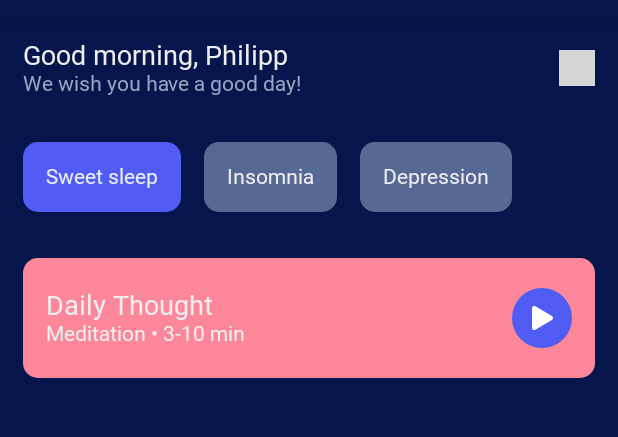
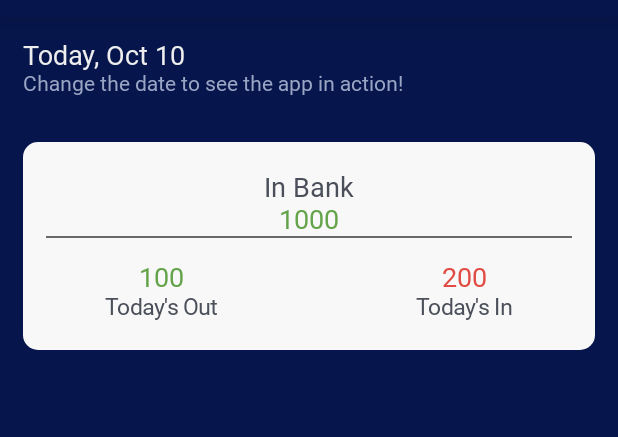
Before and after one commit to clmnin/setu-free-your-data, an Android app built with Jetpack Compose: the composable HomeScreen called with empty values, on a phone screen of 412 x 824 dp, the part 67-504 px from its top. Run offline under Robolectric (Android 15) with nearby library versions, the phone set to English and light mode, and no system bars; our stand-ins replace Dagger/Hilt's generated code; Roboto replaces fonts that are not available here; grey boxes are pictures that could not be loaded.

Commit message:
feat app HomeScreen Bank card

```diff
--- a/easyLedger/app/src/main/java/software/sauce/easyledger/cache/dao/CompanyDao.kt
+++ b/easyLedger/app/src/main/java/software/sauce/easyledger/cache/dao/CompanyDao.kt
@@ -2,7 +2,6 @@ package software.sauce.easyledger.cache.dao
 
 import androidx.room.*
 import kotlinx.coroutines.flow.Flow
-import software.sauce.easyledger.cache.model.entities.AA.FiDeposit.BankTransactionLineEntity
 import software.sauce.easyledger.cache.model.entities.CompanyEntity
 import software.sauce.easyledger.cache.model.entities.LedgerEntity
 import software.sauce.easyledger.cache.model.entities.relation.CompanyWithAA
--- a/easyLedger/app/src/main/java/software/sauce/easyledger/cache/model/entities/relation/CompanyWithAA.kt
+++ b/easyLedger/app/src/main/java/software/sauce/easyledger/cache/model/entities/relation/CompanyWithAA.kt
@@ -4,6 +4,7 @@ import androidx.room.Embedded
 import androidx.room.Relation
 import software.sauce.easyledger.cache.model.entities.AA.AAAccountEntity
 import software.sauce.easyledger.cache.model.entities.CompanyEntity
+import software.sauce.easyledger.cache.model.entities.LedgerEntity
 
 data class CompanyWithAA (
     @Embedded
@@ -13,5 +14,12 @@ data class CompanyWithAA (
         parentColumn = "aa_uuid",
         entityColumn = "uuid"
     )
-    val aa: AAWithFi?
+    val aa: AAWithFi?,
+
+    @Relation(
+        entity = LedgerEntity::class,
+        parentColumn = "uuid",
+        entityColumn = "owner"
+    )
+    val ledger: List<LedgerEntity>?
 )
--- a/easyLedger/app/src/main/java/software/sauce/easyledger/cache/model/entities/relation/FiDepositWithTransactions.kt
+++ b/easyLedger/app/src/main/java/software/sauce/easyledger/cache/model/entities/relation/FiDepositWithTransactions.kt
@@ -20,5 +20,5 @@ data class FiDepositWithTransactions(
             entityColumn = "bank_trans_uuid"
         )
     )
-    val transactions: List<BankTransactionLineEntity>
+    var transactions: List<BankTransactionLineEntity>
 )
--- a/easyLedger/app/src/main/java/software/sauce/easyledger/network/model/Ledger.kt
+++ b/easyLedger/app/src/main/java/software/sauce/easyledger/network/model/Ledger.kt
@@ -1,9 +1,6 @@
 package software.sauce.easyledger.network.model
 
-import androidx.room.ColumnInfo
-import androidx.room.PrimaryKey
 import com.google.gson.annotations.SerializedName
-import java.util.*
 
 data class Ledger(
     @SerializedName("id")
--- a/easyLedger/app/src/main/java/software/sauce/easyledger/network/model/LedgerResponse.kt
+++ b/easyLedger/app/src/main/java/software/sauce/easyledger/network/model/LedgerResponse.kt
@@ -1,7 +1,6 @@
 package software.sauce.easyledger.network.model
 
 import com.google.gson.annotations.SerializedName
-import software.sauce.easyledger.network.model.AA.BankTransactionLine
 
 data class LedgerResponse(
     @SerializedName("data")
--- a/easyLedger/app/src/main/java/software/sauce/easyledger/presentation/theme/Color.kt
+++ b/easyLedger/app/src/main/java/software/sauce/easyledger/presentation/theme/Color.kt
@@ -2,6 +2,11 @@ package software.sauce.easyledger.presentation.theme
 
 import androidx.compose.ui.graphics.Color
 
+val colorPrimary = Color(0xFF1BA57B)
+val Gray = Color(0xFF4B4F5A)
+val DarkGray = Color(0xFF54555A)
+val LightGray = Color(0xFF696969)
+val GhostWhite = Color(0xFFF8F8F8)
 val Purple200 = Color(0xFFBB86FC)
 val Purple500 = Color(0xFF6200EE)
 val Purple700 = Color(0xFF3700B3)
@@ -21,6 +26,8 @@ val Beige3 = Color(0xfff9a27b)
 val LightGreen1 = Color(0xff54e1b6)
 val LightGreen2 = Color(0xff36ddab)
 val LightGreen3 = Color(0xff11d79b)
+val CurrencyGreen = Color(0xff63a349)
+val CurrencyRed = Color(0xffe04b43)
 val BlueViolet1 = Color(0xffaeb4fd)
 val BlueViolet2 = Color(0xff9fa5fe)
 val BlueViolet3 = Color(0xff8f98fd)
--- a/easyLedger/app/src/main/java/software/sauce/easyledger/presentation/theme/Type.kt
+++ b/easyLedger/app/src/main/java/software/sauce/easyledger/presentation/theme/Type.kt
@@ -37,5 +37,11 @@ val Typography = Typography(
         fontFamily = gothicA1,
         fontWeight = FontWeight.Bold,
         fontSize = 18.sp
-    )
+    ),
+    h3 = TextStyle(
+        color = TextWhite,
+        fontFamily = gothicA1,
+        fontWeight = FontWeight.Bold,
+        fontSize = 15.sp
+    ),
 )
--- a/easyLedger/app/src/main/java/software/sauce/easyledger/presentation/ui/home/CompanyViewModel.kt
+++ b/easyLedger/app/src/main/java/software/sauce/easyledger/presentation/ui/home/CompanyViewModel.kt
@@ -55,13 +55,14 @@ constructor(
             if (companyUUID != null) {
                 val companyAAStream = companyDao.getStreamAA(companyUUID)
                 try {
-                    companyAAStream.collectLatest {
-                        it.aa?.deposit?.transactions?.let { t -> _companyBankTransactions.emit(t) }
-                        val totalCredit = it.aa?.deposit?.transactions?.map { if (it.transaType == "CREDIT") it.amount else 0 }?.sum()
-                        val totalDebit = it.aa?.deposit?.transactions?.map { if (it.transaType == "DEBIT") it.amount else 0 }?.sum()
-                        val totalFT = it.aa?.deposit?.transactions?.map { if (it.mode == "FT") it.amount else 0 }?.sum()
-                        val totalUPI = it.aa?.deposit?.transactions?.map { if (it.mode == "UPI") it.amount else 0 }?.sum()
-                        val totalOTHER = it.aa?.deposit?.transactions?.map { if (it.mode == "OTHER") it.amount else 0 }?.sum()
+                    companyAAStream.collectLatest { companyWithAAandLedger ->
+                        // sort bank transaction
+                        val bankTransaction = companyWithAAandLedger.aa?.deposit?.transactions?.sortedByDescending { it.transactionTimestamp }
+                        val totalCredit = bankTransaction?.map { if (it.transaType == "CREDIT") it.amount else 0 }?.sum()
+                        val totalDebit = bankTransaction?.map { if (it.transaType == "DEBIT") it.amount else 0 }?.sum()
+                        val totalFT = bankTransaction?.map { if (it.mode == "FT") it.amount else 0 }?.sum()
+                        val totalUPI = bankTransaction?.map { if (it.mode == "UPI") it.amount else 0 }?.sum()
+                        val totalOTHER = bankTransaction?.map { if (it.mode == "OTHER") it.amount else 0 }?.sum()
                     }
                 } catch (e: Exception) {
                     FirebaseCrashlytics.getInstance().recordException(e)
--- a/easyLedger/app/src/main/java/software/sauce/easyledger/presentation/ui/home/HomeScreen.kt
+++ b/easyLedger/app/src/main/java/software/sauce/easyledger/presentation/ui/home/HomeScreen.kt
@@ -1,18 +1,15 @@
 package software.sauce.easyledger.presentation.ui.home
 
 import androidx.compose.foundation.background
-import androidx.compose.foundation.clickable
 import androidx.compose.foundation.layout.*
-import androidx.compose.foundation.lazy.LazyRow
-import androidx.compose.foundation.shape.CircleShape
 import androidx.compose.foundation.shape.RoundedCornerShape
 import androidx.compose.material.*
-import androidx.compose.runtime.*
+import androidx.compose.runtime.Composable
+import androidx.compose.runtime.collectAsState
 import androidx.compose.ui.Alignment
 import androidx.compose.ui.Modifier
 import androidx.compose.ui.draw.clip
 import androidx.compose.ui.graphics.Color
-import androidx.compose.ui.res.painterResource
 import androidx.compose.ui.res.stringResource
 import androidx.compose.ui.unit.dp
 import software.sauce.easyledger.R
@@ -60,81 +57,43 @@ fun HomeScreenComponents() {
             .fillMaxSize()
     ) {
         Column {
-            GreetingSection()
-            ChipSection(chips = listOf("Sweet sleep", "Insomnia", "Depression"))
-            CurrentMeditation()
+            DateSelector()
+            BankBalanceComponent()
         }
     }
 }
 
 @Composable
-fun GreetingSection(
-    name: String = "Philipp"
+fun DateSelector(
+    date: String = "Oct 10"
 ) {
-    Row(
-        horizontalArrangement = Arrangement.SpaceBetween,
-        verticalAlignment = Alignment.CenterVertically,
+    Column(
+        verticalArrangement = Arrangement.Center,
         modifier = Modifier
             .fillMaxWidth()
             .padding(15.dp)
     ) {
-        Column(
-            verticalArrangement = Arrangement.Center
-        ) {
         Text(
-                text = "Good morning, $name",
+            text = "Today, $date",
             style = MaterialTheme.typography.h2
         )
         Text(
-                text = "We wish you have a good day!",
+            text = "Change the date to see the app in action!",
             style = MaterialTheme.typography.body1
-            )
-        }
-        Icon(
-            painter = painterResource(id = software.sauce.easyledger.R.drawable.ic_search),
-            contentDescription = "Search",
-            tint = Color.White,
-            modifier = Modifier.size(24.dp)
         )
     }
 }
 
 @Composable
-fun ChipSection(
-    chips: List<String>
+fun BankBalanceComponent(
+    color: Color = GhostWhite,
+    bankBalance: Int = 1000,
+    todayIn: String = "100",
+    todayOut: String = "200"
 ) {
-    var selectedChipIndex by remember {
-        mutableStateOf(0)
-    }
-    LazyRow {
-        items(chips.size) {
-            Box(
-                contentAlignment = Alignment.Center,
-                modifier = Modifier
-                    .padding(start = 15.dp, top = 15.dp, bottom = 15.dp)
-                    .clickable {
-                        selectedChipIndex = it
-                    }
-                    .clip(RoundedCornerShape(10.dp))
-                    .background(
-                        if (selectedChipIndex == it) ButtonBlue
-                        else DarkerButtonBlue
-                    )
-                    .padding(15.dp)
-            ) {
-                Text(text = chips[it], color = TextWhite)
-            }
-        }
-    }
-}
-
-@Composable
-fun CurrentMeditation(
-    color: Color = LightRed
-) {
-    Row(
-        verticalAlignment = Alignment.CenterVertically,
-        horizontalArrangement = Arrangement.SpaceBetween,
+    Column(
+        horizontalAlignment = Alignment.CenterHorizontally,
+        verticalArrangement = Arrangement.SpaceBetween,
         modifier = Modifier
             .padding(15.dp)
             .clip(RoundedCornerShape(10.dp))
@@ -142,31 +101,54 @@ fun CurrentMeditation(
             .padding(horizontal = 15.dp, vertical = 20.dp)
             .fillMaxWidth()
     ) {
-        Column {
         Text(
-                text = "Daily Thought",
-                style = MaterialTheme.typography.h2
+            text = "In Bank",
+            style = MaterialTheme.typography.h2,
+            color = Gray
         )
         Text(
-                text = "Meditation • 3-10 min",
-                style = MaterialTheme.typography.body1,
-                color = TextWhite
+            text = bankBalance.toString(),
+            style = MaterialTheme.typography.h2,
+            color = if (bankBalance > 0) CurrencyGreen else CurrencyRed
+        )
+        Divider(color = LightGray, thickness = 1.dp)
+        Spacer(modifier = Modifier.height(16.dp))
+        Row(
+            verticalAlignment = Alignment.CenterVertically,
+            horizontalArrangement = Arrangement.SpaceAround,
+            modifier = Modifier.fillMaxWidth()
+        ) {
+            Column(
+                horizontalAlignment = Alignment.CenterHorizontally,
+                modifier = Modifier.padding(horizontal = 20.dp)
+            ) {
+                Text(
+                    text = todayIn,
+                    style = MaterialTheme.typography.h2,
+                    color = CurrencyGreen
+                )
+                Text(
+                    text = "Today's Out",
+                    style = MaterialTheme.typography.h3,
+                    color = Gray
                 )
             }
-        Box(
-            contentAlignment = Alignment.Center,
-            modifier = Modifier
-                .size(40.dp)
-                .clip(CircleShape)
-                .background(ButtonBlue)
-                .padding(10.dp)
+            Spacer(modifier = Modifier.width(16.dp))
+            Column(
+                horizontalAlignment = Alignment.CenterHorizontally,
+                modifier = Modifier.padding(horizontal = 20.dp)
             ) {
-            Icon(
-                painter = painterResource(id = software.sauce.easyledger.R.drawable.ic_play),
-                contentDescription = "Play",
-                tint = Color.White,
-                modifier = Modifier.size(16.dp)
+                Text(
+                    text = todayOut,
+                    style = MaterialTheme.typography.h2,
+                    color = CurrencyRed
+                )
+                Text(
+                    text = "Today's In",
+                    style = MaterialTheme.typography.h3,
+                    color = Gray
                 )
             }
         }
     }
+}
```
Lines whose indentation alone changed are shown as unchanged.
